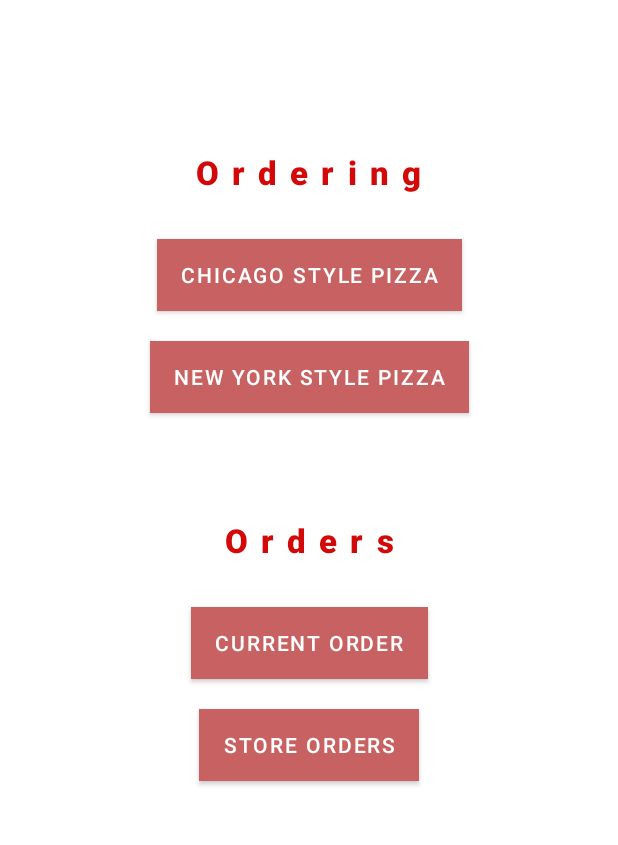
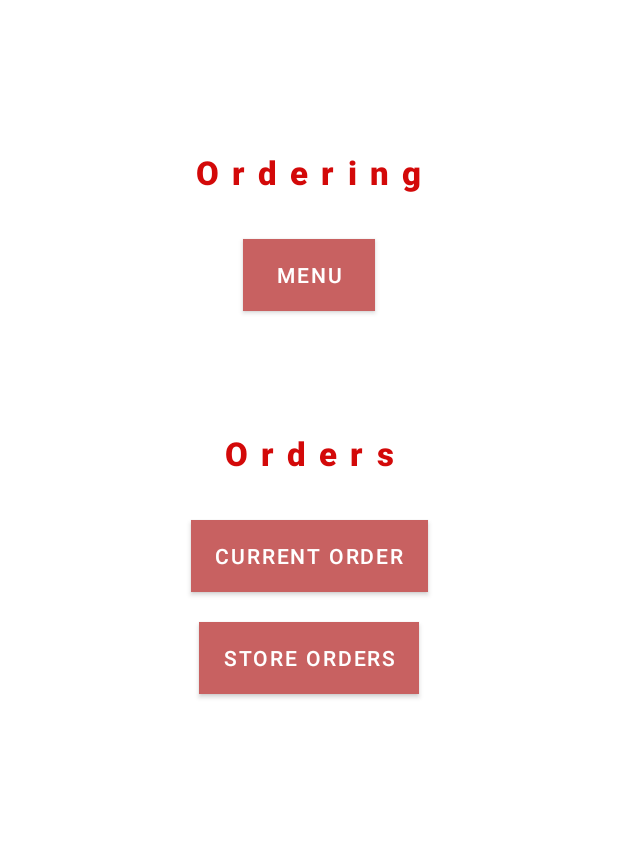
Before and after one commit to NandanTadi/RUPizzeriaMobile, an Android app: the screen it shows after launch (MainActivity), on a phone screen of 412 x 824 dp, the part 224-1069 px from its top. Run offline under Robolectric (Android 15) with nearby library versions, the phone set to English and light mode, and no system bars.

Commit message:
new activity added

```diff
--- a/app/src/main/java/com/project5/rupizzeriamobile/MainActivity.java
+++ b/app/src/main/java/com/project5/rupizzeriamobile/MainActivity.java
@@ -2,7 +2,10 @@ package com.project5.rupizzeriamobile;
 
 import androidx.appcompat.app.AppCompatActivity;
 
+import android.content.Intent;
 import android.os.Bundle;
+import android.view.View;
+import android.widget.Button;
 
 
 public class MainActivity extends AppCompatActivity {
@@ -13,6 +16,13 @@ public class MainActivity extends AppCompatActivity {
         super.onCreate(savedInstanceState);
         setContentView(R.layout.activity_main);
 
+
+        Button menuBTN = findViewById(R.id.menuBTN);
+        menuBTN.setOnClickListener(v -> {
+            Intent intent = new Intent(MainActivity.this, MenuActivity.class);
+            startActivity(intent);
+        });
+
     }
 
 }
--- a/app/src/main/res/layout/activity_main.xml
+++ b/app/src/main/res/layout/activity_main.xml
@@ -40,29 +40,14 @@
         app:layout_constraintTop_toBottomOf="@+id/header2" />
 
     <Button
-        android:id="@+id/button3"
-        android:layout_width="wrap_content"
-        android:layout_height="wrap_content"
-        android:layout_marginStart="100dp"
-        android:layout_marginTop="20dp"
-        android:layout_marginEnd="100dp"
-        android:background="#C86161"
-        android:text="@string/main_ordering_ny_title"
-        app:backgroundTint="#C86161"
-        app:iconTint="#DC1B1B"
-        app:layout_constraintEnd_toEndOf="parent"
-        app:layout_constraintStart_toStartOf="parent"
-        app:layout_constraintTop_toBottomOf="@+id/button" />
-
-    <Button
-        android:id="@+id/button"
+        android:id="@+id/menuBTN"
         android:layout_width="wrap_content"
         android:layout_height="wrap_content"
         android:layout_marginStart="100dp"
         android:layout_marginTop="30dp"
         android:layout_marginEnd="100dp"
         android:background="#C86161"
-        android:text="@string/main_ordering_chicago_title"
+        android:text="@string/main_ordering_menu_title"
         app:backgroundTint="#C86161"
         app:iconTint="#DC1B1B"
         app:layout_constraintEnd_toEndOf="parent"
@@ -74,7 +59,7 @@
         android:layout_width="wrap_content"
         android:layout_height="wrap_content"
         android:layout_marginStart="100dp"
-        android:layout_marginTop="70dp"
+        android:layout_marginTop="80dp"
         android:layout_marginEnd="100dp"
         android:fontFamily="sans-serif-black"
         android:letterSpacing="0.4"
@@ -83,10 +68,10 @@
         android:textColor="#D30909"
         app:layout_constraintEnd_toEndOf="parent"
         app:layout_constraintStart_toStartOf="parent"
-        app:layout_constraintTop_toBottomOf="@+id/button3" />
+        app:layout_constraintTop_toBottomOf="@+id/menuBTN" />
 
     <Button
-        android:id="@+id/button4"
+        android:id="@+id/currentOrdersBTN"
         android:layout_width="wrap_content"
         android:layout_height="wrap_content"
         android:layout_marginStart="100dp"
@@ -101,7 +86,7 @@
         app:layout_constraintTop_toBottomOf="@+id/header3" />
 
     <Button
-        android:id="@+id/button5"
+        android:id="@+id/storeOrdersBTN"
         android:layout_width="wrap_content"
         android:layout_height="wrap_content"
         android:layout_marginStart="100dp"
@@ -113,6 +98,6 @@
         app:iconTint="#DC1B1B"
         app:layout_constraintEnd_toEndOf="parent"
         app:layout_constraintStart_toStartOf="parent"
-        app:layout_constraintTop_toBottomOf="@+id/button4" />
+        app:layout_constraintTop_toBottomOf="@+id/currentOrdersBTN" />
 
 </androidx.constraintlayout.widget.ConstraintLayout>
--- a/app/src/main/res/values/strings.xml
+++ b/app/src/main/res/values/strings.xml
@@ -4,8 +4,7 @@
     <!-- Strings used for Main Activity -->
     <string name="main_header">RUPizzeria</string>
     <string name="main_ordering_title">Ordering</string>
-    <string name="main_ordering_ny_title">New York Style Pizza</string>
-    <string name="main_ordering_chicago_title">Chicago Style Pizza</string>
+    <string name="main_ordering_menu_title">Menu</string>
     <string name="main_orders_title">Orders</string>
     <string name="main_orders_current_title">Current Order</string>
     <string name="main_orders_store_title">Store Orders</string>
```
Also changed, not shown: app/src/main/AndroidManifest.xml (+13 -0 lines), app/src/main/java/com/project5/rupizzeriamobile/MenuActivity.java (added, +14 -0 lines), app/src/main/res/layout/menu.xml (added, +13 -0 lines).
